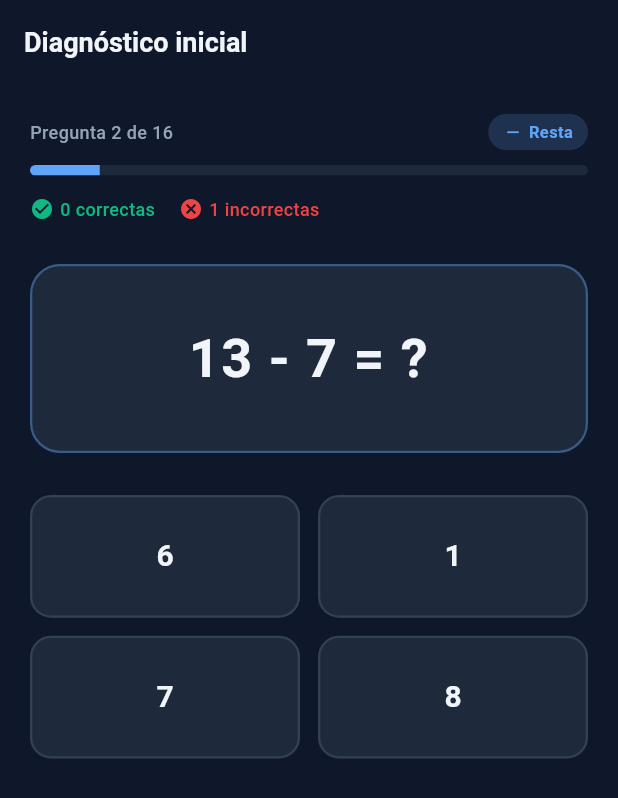
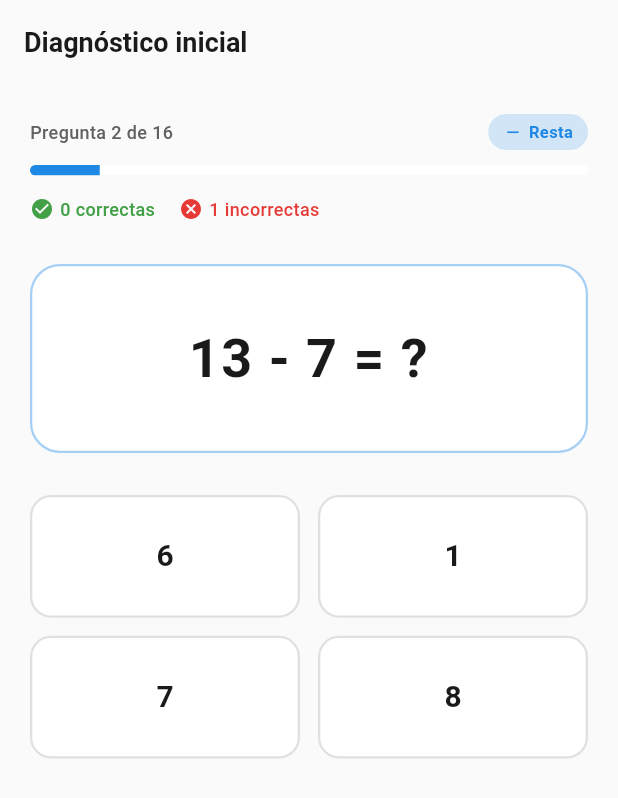
Before and after one commit to Meliodas4129/matetec, a Flutter app: the screen it shows once a user with an empty profile is signed in, after a tap on an icon or button, on a phone screen of 412 x 824 dp. Shown: the top 798 px of the screen. Run offline on Flutter 3.47's test engine with Material 3 defaults, Android fonts, the phone set to English and light mode, and no system bars; our stand-ins replace cloud_firestore, firebase_auth, firebase_core, google_sign_in; accounts and stored records are empty; network calls fail.

Commit message:
correcciones de colores

```diff
--- a/lib/main.dart
+++ b/lib/main.dart
@@ -26,9 +26,8 @@ class MyApp extends StatelessWidget {
     return MaterialApp(
       title: 'MateTec',
       debugShowCheckedModeBanner: false,
-      theme: AppTheme.dark,
-      darkTheme: AppTheme.dark,
-      themeMode: ThemeMode.dark,
+      theme: AppTheme.light,
+      themeMode: ThemeMode.light,
       routes: {
         '/welcome': (_) => const WelcomeScreen(),
         '/login': (_) => const LoginScreen(),
--- a/lib/screens/welcome_screen.dart
+++ b/lib/screens/welcome_screen.dart
@@ -10,127 +10,106 @@ class WelcomeScreen extends StatelessWidget {
   @override
   Widget build(BuildContext context) {
     return Scaffold(
-      backgroundColor: AppColors.background,
-      body: SafeArea(
-        child: Padding(
-          padding: const EdgeInsets.symmetric(horizontal: 28),
-          child: Column(
-            children: [
-              const Spacer(flex: 2),
-
-              // ── Logo / icono ───────────────────────────────────────────
-              Container(
-                width: 96,
-                height: 96,
-                decoration: BoxDecoration(
-                  gradient: const LinearGradient(
-                    colors: [
-                      AppColors.primaryDark,
-                      AppColors.primary,
-                    ],
-                    begin: Alignment.topLeft,
-                    end: Alignment.bottomRight,
+      extendBodyBehindAppBar: true,
+      appBar: AppBar(
+        backgroundColor: Colors.transparent,
+        elevation: 0,
+        automaticallyImplyLeading: false,
       ),
-                  borderRadius: BorderRadius.circular(24),
-                  boxShadow: [
-                    BoxShadow(
-                      color: AppColors.primary.withValues(alpha: 0.4),
-                      blurRadius: 24,
-                      offset: const Offset(0, 8),
-                    ),
-                  ],
-                ),
-                child: const Icon(
-                  Icons.calculate_rounded,
-                  size: 48,
-                  color: Colors.white,
+      body: Container(
+        width: double.infinity,
+        height: double.infinity,
+        decoration: const BoxDecoration(
+          image: DecorationImage(
+            image: AssetImage('assets/fondo.jpg'),
+            fit: BoxFit.cover,
           ),
         ),
-              const SizedBox(height: 28),
+        child: SafeArea(
+          child: Padding(
+            padding: const EdgeInsets.symmetric(horizontal: 30.0),
+            child: Column(
+              mainAxisAlignment: MainAxisAlignment.end,
+              children: [
+                const Spacer(),
 
-              // ── Marca ──────────────────────────────────────────────────
+                // ── Marca ─────────────────────────────────────────────
                 const Text(
                   'MateTec',
                   style: TextStyle(
-                  fontSize: 44,
-                  fontWeight: FontWeight.w800,
-                  color: AppColors.textPrimary,
-                  letterSpacing: 0.5,
+                    fontSize: 48,
+                    fontWeight: FontWeight.bold,
+                    color: Colors.black,
+                    letterSpacing: 1.5,
                   ),
                 ),
-              const SizedBox(height: 12),
-              const Text(
-                'Aprende matemáticas y tecnología\nde forma divertida y dinámica',
+                const SizedBox(height: 10),
+                const Padding(
+                  padding: EdgeInsets.symmetric(horizontal: 10.0),
+                  child: Text(
+                    '¡Una forma divertida y atractiva para que los niños descubran las matemáticas y la tecnología!',
                     textAlign: TextAlign.center,
                     style: TextStyle(
-                  fontSize: 15,
-                  color: AppColors.textSecondary,
-                  height: 1.5,
+                      fontSize: 18,
+                      color: Colors.black87,
+                      fontWeight: FontWeight.w500,
+                      height: 1.4,
                     ),
                   ),
+                ),
+                const SizedBox(height: 30),
 
-              const Spacer(flex: 3),
-
-              // ── Botones ────────────────────────────────────────────────
-              SizedBox(
-                width: double.infinity,
-                height: 56,
-                child: ElevatedButton(
+                // ── Botones ───────────────────────────────────────────
+                _buildButton(
+                  text: 'REGISTRARSE',
+                  color: AppColors.primary,
                   onPressed: () => Navigator.push(
                     context,
-                    MaterialPageRoute(
-                      builder: (_) => const RegisterScreen(),
+                    MaterialPageRoute(builder: (_) => const RegisterScreen()),
                   ),
                 ),
-                  style: ElevatedButton.styleFrom(
-                    backgroundColor: AppColors.primary,
-                    foregroundColor: Colors.white,
-                    elevation: 0,
-                    shape: RoundedRectangleBorder(
-                      borderRadius: BorderRadius.circular(14),
+                const SizedBox(height: 15),
+                _buildButton(
+                  text: 'INICIAR SESIÓN',
+                  color: Colors.black,
+                  onPressed: () => Navigator.push(
+                    context,
+                    MaterialPageRoute(builder: (_) => const LoginScreen()),
                   ),
                 ),
-                  child: const Text(
-                    'Crear cuenta',
-                    style: TextStyle(
-                      fontSize: 16,
-                      fontWeight: FontWeight.w600,
+                const SizedBox(height: 50),
+              ],
             ),
           ),
         ),
       ),
-              const SizedBox(height: 12),
-              SizedBox(
+    );
+  }
+
+  Widget _buildButton({
+    required String text,
+    required Color color,
+    required VoidCallback onPressed,
+  }) {
+    return SizedBox(
       width: double.infinity,
-                height: 56,
-                child: OutlinedButton(
-                  onPressed: () => Navigator.push(
-                    context,
-                    MaterialPageRoute(
-                      builder: (_) => const LoginScreen(),
+      height: 60,
+      child: ElevatedButton(
+        onPressed: onPressed,
+        style: ElevatedButton.styleFrom(
+          backgroundColor: color,
+          foregroundColor: Colors.white,
+          elevation: 4,
+          shape: RoundedRectangleBorder(
+            borderRadius: BorderRadius.circular(12),
           ),
         ),
-                  style: OutlinedButton.styleFrom(
-                    foregroundColor: AppColors.textPrimary,
-                    side: const BorderSide(
-                      color: AppColors.border,
-                      width: 1.5,
-                    ),
-                    shape: RoundedRectangleBorder(
-                      borderRadius: BorderRadius.circular(14),
-                    ),
-                  ),
-                  child: const Text(
-                    'Iniciar sesión',
-                    style: TextStyle(
-                      fontSize: 16,
-                      fontWeight: FontWeight.w600,
-                    ),
-                  ),
-                ),
-              ),
-              const SizedBox(height: 32),
-            ],
+        child: Text(
+          text,
+          style: const TextStyle(
+            fontSize: 20,
+            fontWeight: FontWeight.bold,
+            letterSpacing: 1,
           ),
         ),
       ),
--- a/lib/theme/app_theme.dart
+++ b/lib/theme/app_theme.dart
@@ -1,54 +1,53 @@
 // lib/theme/app_theme.dart
 import 'package:flutter/material.dart';
 
-/// Paleta centralizada de MateTec — dark mode + índigo.
+/// Paleta centralizada de MateTec — fondos claros + rojo.
 /// Usar SIEMPRE estos colores en lugar de hardcodear hex en cada pantalla.
 class AppColors {
   AppColors._();
 
   // ── Marca / acento principal ────────────────────────────────────────────
-  /// Índigo principal — color de marca de la app
-  static const Color primary = Color(0xFF6366F1); // indigo-500
-  static const Color primaryDark = Color(0xFF4F46E5); // indigo-600
-  static const Color primaryLight = Color(0xFF818CF8); // indigo-400
-  static const Color primarySoft = Color(0xFF312E81); // indigo-900 (para fondos suaves)
+  /// Rojo principal — color de marca de la app
+  static const Color primary = Color(0xFFE53935); // rojo MateTec
+  static const Color primaryDark = Color(0xFFB71C1C);
+  static const Color primaryLight = Color(0xFFEF5350);
+  static const Color primarySoft = Color(0xFFFFEBEE); // fondo rojo muy claro
 
   // ── Fondos / superficies ────────────────────────────────────────────────
   /// Fondo principal de las pantallas
-  static const Color background = Color(0xFF0F172A); // slate-900
+  static const Color background = Color(0xFFFAFAFA);
   /// Tarjetas y superficies elevadas
-  static const Color surface = Color(0xFF1E293B); // slate-800
-  /// Variante de superficie (chips, hover, divisores fuertes)
-  static const Color surfaceVariant = Color(0xFF334155); // slate-700
+  static const Color surface = Color(0xFFFFFFFF);
+  /// Variante de superficie (chips, hover)
+  static const Color surfaceVariant = Color(0xFFF5F5F5);
   /// Bordes sutiles
-  static const Color border = Color(0xFF334155); // slate-700
+  static const Color border = Color(0xFFE0E0E0);
 
   // ── Texto ───────────────────────────────────────────────────────────────
-  static const Color textPrimary = Color(0xFFF1F5F9); // slate-100
-  static const Color textSecondary = Color(0xFF94A3B8); // slate-400
-  static const Color textMuted = Color(0xFF64748B); // slate-500
+  static const Color textPrimary = Color(0xFF1A1A1A);
+  static const Color textSecondary = Color(0xFF616161);
+  static const Color textMuted = Color(0xFF9E9E9E);
 
   // ── Estados ─────────────────────────────────────────────────────────────
-  static const Color success = Color(0xFF10B981); // emerald-500
-  static const Color warning = Color(0xFFF59E0B); // amber-500
-  static const Color danger = Color(0xFFEF4444); // red-500
+  static const Color success = Color(0xFF43A047);
+  static const Color warning = Color(0xFFFB8C00);
+  static const Color danger = Color(0xFFE53935);
 
-  // ── Colores por tema (operación) — versiones para dark mode ─────────────
+  // ── Colores por tema (operación) — colores originales ───────────────────
   /// Sumas
-  static const Color temaSumas = Color(0xFFF87171); // red-400
-  static const Color temaSumasSoft = Color(0xFF7F1D1D); // red-900
+  static const Color temaSumas = Color(0xFFE53935);
+  static const Color temaSumasSoft = Color(0xFFFFEBEE);
   /// Restas
-  static const Color temaRestas = Color(0xFF60A5FA); // blue-400
-  static const Color temaRestasSoft = Color(0xFF1E3A8A); // blue-900
+  static const Color temaRestas = Color(0xFF1E88E5);
+  static const Color temaRestasSoft = Color(0xFFE3F2FD);
   /// Multiplicación
-  static const Color temaMult = Color(0xFF34D399); // emerald-400
-  static const Color temaMultSoft = Color(0xFF064E3B); // emerald-900
+  static const Color temaMult = Color(0xFF43A047);
+  static const Color temaMultSoft = Color(0xFFE8F5E9);
   /// División
-  static const Color temaDiv = Color(0xFFFBBF24); // amber-400
-  static const Color temaDivSoft = Color(0xFF78350F); // amber-900
+  static const Color temaDiv = Color(0xFFFB8C00);
+  static const Color temaDivSoft = Color(0xFFFFF3E0);
 
   // ── Helpers ─────────────────────────────────────────────────────────────
-  /// Versión semitransparente (útil para superposiciones)
   static Color softPrimary(double opacity) =>
       primary.withValues(alpha: opacity);
 }
@@ -57,12 +56,12 @@ class AppColors {
 class AppTheme {
   AppTheme._();
 
-  static ThemeData dark = ThemeData(
+  static ThemeData light = ThemeData(
     useMaterial3: true,
-    brightness: Brightness.dark,
+    brightness: Brightness.light,
     scaffoldBackgroundColor: AppColors.background,
 
-    colorScheme: const ColorScheme.dark(
+    colorScheme: const ColorScheme.light(
       primary: AppColors.primary,
       onPrimary: Colors.white,
       secondary: AppColors.primaryLight,
@@ -73,15 +72,13 @@ class AppTheme {
       onError: Colors.white,
     ),
 
-    fontFamily: 'Roboto',
-
     appBarTheme: const AppBarTheme(
-      backgroundColor: AppColors.background,
-      foregroundColor: AppColors.textPrimary,
+      backgroundColor: AppColors.primary,
+      foregroundColor: Colors.white,
       elevation: 0,
       surfaceTintColor: Colors.transparent,
       titleTextStyle: TextStyle(
-        color: AppColors.textPrimary,
+        color: Colors.white,
         fontSize: 18,
         fontWeight: FontWeight.w600,
       ),
@@ -145,15 +142,11 @@ class AppTheme {
     ),
 
     snackBarTheme: const SnackBarThemeData(
-      backgroundColor: AppColors.surface,
-      contentTextStyle: TextStyle(color: AppColors.textPrimary),
       behavior: SnackBarBehavior.floating,
     ),
 
     progressIndicatorTheme: const ProgressIndicatorThemeData(
       color: AppColors.primary,
-      linearTrackColor: AppColors.surface,
-      circularTrackColor: AppColors.surface,
     ),
 
     dialogTheme: DialogThemeData(
@@ -173,11 +166,14 @@ class AppTheme {
     ),
 
     bottomNavigationBarTheme: const BottomNavigationBarThemeData(
-      backgroundColor: AppColors.surface,
+      backgroundColor: Colors.white,
       selectedItemColor: AppColors.primary,
       unselectedItemColor: AppColors.textMuted,
       type: BottomNavigationBarType.fixed,
       elevation: 0,
     ),
   );
+
+  /// Alias para compatibilidad con código existente que aún use `dark`.
+  static ThemeData dark = light;
 }
```
Lines whose indentation alone changed are shown as unchanged.
